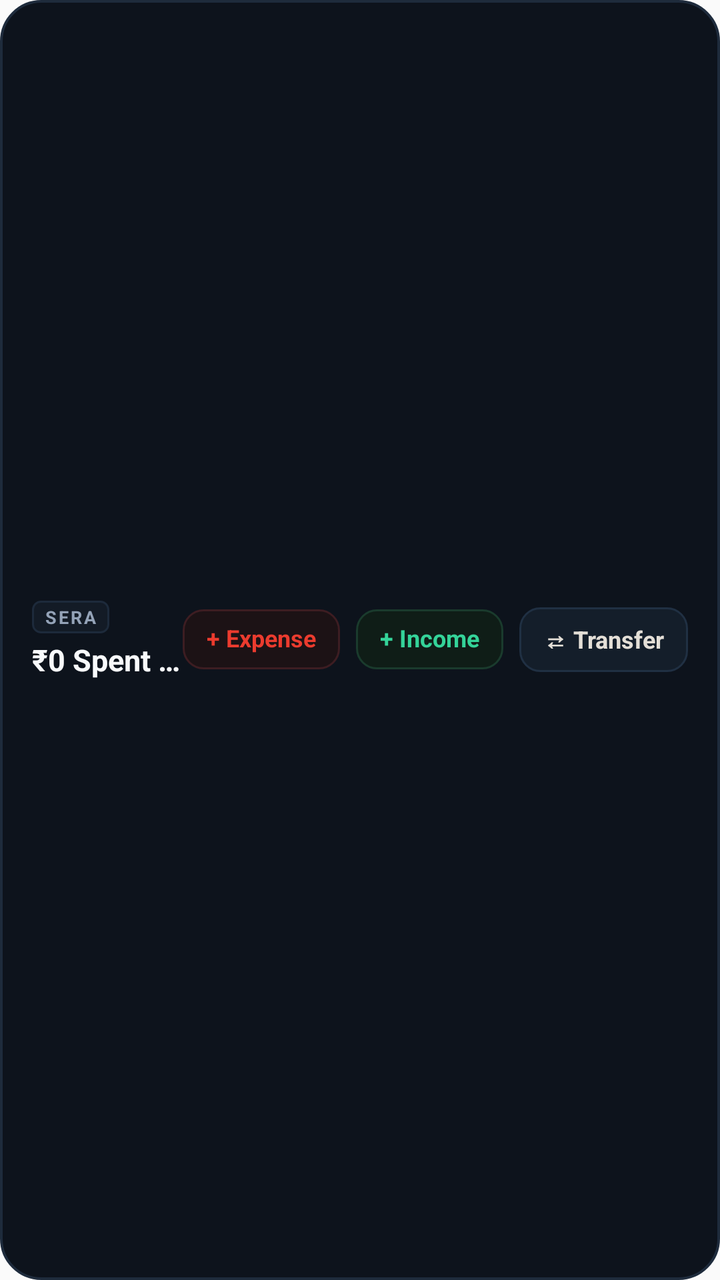
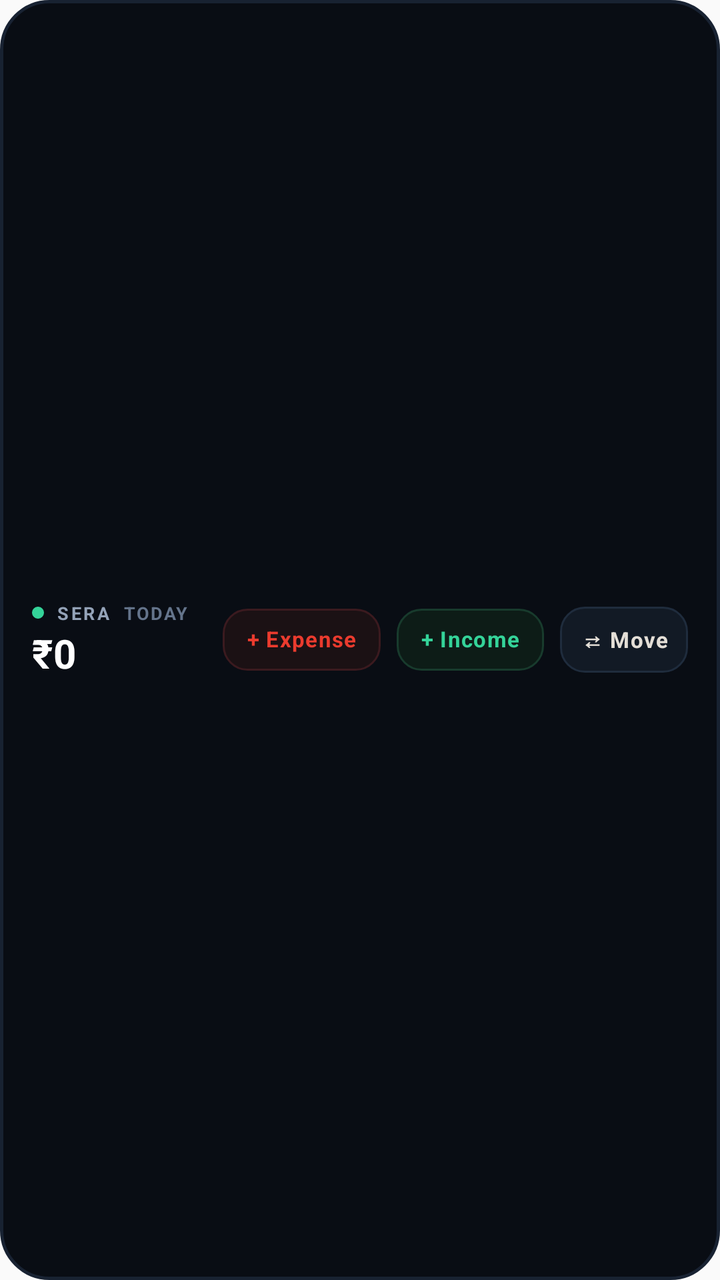

Before-and-after screenshots of an Android layout around one commit, followed by the original layout XML and the change that was made.
<!-- AndroidManifest.xml: application theme AppTheme -->
<!-- res/layout/sera_widget_quick_action.xml -->
<?xml version="1.0" encoding="utf-8"?>
<LinearLayout xmlns:android="http://schemas.android.com/apk/res/android"
    android:id="@+id/widget_quick_action_root"
    android:layout_width="match_parent"
    android:layout_height="match_parent"
    android:background="@drawable/widget_card_bg"
    android:gravity="center_vertical"
    android:orientation="horizontal"
    android:paddingStart="16dp"
    android:paddingTop="12dp"
    android:paddingEnd="16dp"
    android:paddingBottom="12dp">

    <LinearLayout
        android:layout_width="0dp"
        android:layout_height="wrap_content"
        android:layout_weight="1"
        android:gravity="center_vertical"
        android:orientation="vertical">

        <TextView
            android:id="@+id/widget_qa_brand"
            android:layout_width="wrap_content"
            android:layout_height="wrap_content"
            android:background="@drawable/widget_pill_badge_bg"
            android:letterSpacing="0.12"
            android:paddingStart="6dp"
            android:paddingTop="2dp"
            android:paddingEnd="6dp"
            android:paddingBottom="2dp"
            android:text="SERA"
            android:textColor="#94A3B8"
            android:textSize="9sp"
            android:textStyle="bold" />

        <TextView
            android:id="@+id/widget_qa_today_spent"
            android:layout_width="wrap_content"
            android:layout_height="wrap_content"
            android:layout_marginTop="5dp"
            android:ellipsize="end"
            android:includeFontPadding="false"
            android:maxLines="1"
            android:text="₹0 Spent Today"
            android:textColor="#F8FAFC"
            android:textSize="15sp"
            android:textStyle="bold" />
    </LinearLayout>

    <LinearLayout
        android:layout_width="wrap_content"
        android:layout_height="wrap_content"
        android:gravity="center_vertical"
        android:orientation="horizontal">

        <TextView
            android:id="@+id/btn_qa_expense"
            android:layout_width="wrap_content"
            android:layout_height="wrap_content"
            android:background="@drawable/widget_btn_expense_bg"
            android:gravity="center"
            android:includeFontPadding="false"
            android:maxLines="1"
            android:paddingStart="12dp"
            android:paddingTop="8dp"
            android:paddingEnd="12dp"
            android:paddingBottom="8dp"
            android:text="+ Expense"
            android:textColor="#EB3B2E"
            android:textSize="12sp"
            android:textStyle="bold" />

        <TextView
            android:id="@+id/btn_qa_income"
            android:layout_width="wrap_content"
            android:layout_height="wrap_content"
            android:layout_marginStart="8dp"
            android:background="@drawable/widget_btn_income_bg"
            android:gravity="center"
            android:includeFontPadding="false"
            android:maxLines="1"
            android:paddingStart="12dp"
            android:paddingTop="8dp"
            android:paddingEnd="12dp"
            android:paddingBottom="8dp"
            android:text="+ Income"
            android:textColor="#34D399"
            android:textSize="12sp"
            android:textStyle="bold" />

        <TextView
            android:id="@+id/btn_qa_transfer"
            android:layout_width="wrap_content"
            android:layout_height="wrap_content"
            android:layout_marginStart="8dp"
            android:background="@drawable/widget_btn_neutral_bg"
            android:gravity="center"
            android:includeFontPadding="false"
            android:maxLines="1"
            android:paddingStart="12dp"
            android:paddingTop="8dp"
            android:paddingEnd="12dp"
            android:paddingBottom="8dp"
            android:text="⇄ Transfer"
            android:textColor="#E4DFD7"
            android:textSize="12sp"
            android:textStyle="bold" />
    </LinearLayout>
</LinearLayout>
<!-- resources referenced by this layout -->
<resources>
  <!-- drawable widget_btn_expense_bg (drawable) -->
  <?xml version="1.0" encoding="utf-8"?>
  <shape xmlns:android="http://schemas.android.com/apk/res/android"
      android:shape="rectangle">
      <solid android:color="#1C1215" />
      <corners android:radius="10dp" />
      <stroke
          android:width="1dp"
          android:color="#3D1D22" />
  </shape>
  <!-- drawable widget_btn_income_bg (drawable) -->
  <?xml version="1.0" encoding="utf-8"?>
  <shape xmlns:android="http://schemas.android.com/apk/res/android"
      android:shape="rectangle">
      <solid android:color="#0F1D17" />
      <corners android:radius="10dp" />
      <stroke
          android:width="1dp"
          android:color="#1A3B2D" />
  </shape>
  <!-- drawable widget_btn_neutral_bg (drawable) -->
  <?xml version="1.0" encoding="utf-8"?>
  <shape xmlns:android="http://schemas.android.com/apk/res/android"
      android:shape="rectangle">
      <solid android:color="#141E2A" />
      <corners android:radius="10dp" />
      <stroke
          android:width="1dp"
          android:color="#203043" />
  </shape>
  <!-- drawable widget_card_bg (drawable) -->
  <?xml version="1.0" encoding="utf-8"?>
  <shape xmlns:android="http://schemas.android.com/apk/res/android"
      android:shape="rectangle">
      <solid android:color="#0D131C" />
      <corners android:radius="20dp" />
      <stroke
          android:width="1.2dp"
          android:color="#1E2B3C" />
  </shape>
  <!-- drawable widget_pill_badge_bg (drawable) -->
  <?xml version="1.0" encoding="utf-8"?>
  <shape xmlns:android="http://schemas.android.com/apk/res/android"
      android:shape="rectangle">
      <solid android:color="#131B26" />
      <corners android:radius="4dp" />
      <stroke
          android:width="1dp"
          android:color="#1D2A3B" />
  </shape>
  <style name="AppTheme" parent="Theme.AppCompat.DayNight.NoActionBar">
          
          <item name="android:editTextBackground">@drawable/rn_edit_text_material</item>
      </style>
  <!-- drawable rn_edit_text_material (drawable) -->
  <?xml version="1.0" encoding="utf-8"?>
  <inset xmlns:android="http://schemas.android.com/apk/res/android"
         android:insetLeft="@dimen/abc_edit_text_inset_horizontal_material"
         android:insetRight="@dimen/abc_edit_text_inset_horizontal_material"
         android:insetTop="@dimen/abc_edit_text_inset_top_material"
         android:insetBottom="@dimen/abc_edit_text_inset_bottom_material"
         >
  
      <selector>
          
          <item android:state_enabled="false" android:drawable="@drawable/abc_textfield_default_mtrl_alpha"/>
          <item android:drawable="@drawable/abc_textfield_activated_mtrl_alpha"/>
      </selector>
  
  </inset>
</resources>

<!-- the commit's change to res/layout/sera_widget_quick_action.xml (unified diff, before → after) -->
@@ -11,6 +11,7 @@
     android:paddingEnd="16dp"
     android:paddingBottom="12dp">
 
+    
     <LinearLayout
         android:layout_width="0dp"
         android:layout_height="wrap_content"
@@ -18,35 +19,55 @@
         android:gravity="center_vertical"
         android:orientation="vertical">
 
-        <TextView
-            android:id="@+id/widget_qa_brand"
+        <LinearLayout
             android:layout_width="wrap_content"
             android:layout_height="wrap_content"
-            android:background="@drawable/widget_pill_badge_bg"
-            android:letterSpacing="0.12"
-            android:paddingStart="6dp"
-            android:paddingTop="2dp"
-            android:paddingEnd="6dp"
-            android:paddingBottom="2dp"
-            android:text="SERA"
-            android:textColor="#94A3B8"
-            android:textSize="9sp"
-            android:textStyle="bold" />
+            android:gravity="center_vertical"
+            android:orientation="horizontal">
+
+            <ImageView
+                android:layout_width="6dp"
+                android:layout_height="6dp"
+                android:contentDescription="Live"
+                android:src="@drawable/widget_dot_live" />
+
+            <TextView
+                android:id="@+id/widget_qa_brand"
+                android:layout_width="wrap_content"
+                android:layout_height="wrap_content"
+                android:layout_marginStart="6dp"
+                android:letterSpacing="0.14"
+                android:text="SERA"
+                android:textColor="#94A3B8"
+                android:textSize="9sp"
+                android:textStyle="bold" />
+
+            <TextView
+                android:layout_width="wrap_content"
+                android:layout_height="wrap_content"
+                android:layout_marginStart="6dp"
+                android:letterSpacing="0.08"
+                android:text="TODAY"
+                android:textColor="#64748B"
+                android:textSize="9sp"
+                android:textStyle="bold" />
+        </LinearLayout>
 
         <TextView
             android:id="@+id/widget_qa_today_spent"
             android:layout_width="wrap_content"
             android:layout_height="wrap_content"
-            android:layout_marginTop="5dp"
+            android:layout_marginTop="3dp"
             android:ellipsize="end"
             android:includeFontPadding="false"
             android:maxLines="1"
-            android:text="₹0 Spent Today"
-            android:textColor="#F8FAFC"
-            android:textSize="15sp"
+            android:text="₹0"
+            android:textColor="#FFFFFF"
+            android:textSize="20sp"
             android:textStyle="bold" />
     </LinearLayout>
 
+    
     <LinearLayout
         android:layout_width="wrap_content"
         android:layout_height="wrap_content"
@@ -60,14 +81,15 @@
             android:background="@drawable/widget_btn_expense_bg"
             android:gravity="center"
             android:includeFontPadding="false"
+            android:letterSpacing="0.04"
             android:maxLines="1"
             android:paddingStart="12dp"
-            android:paddingTop="8dp"
+            android:paddingTop="9dp"
             android:paddingEnd="12dp"
-            android:paddingBottom="8dp"
+            android:paddingBottom="9dp"
             android:text="+ Expense"
             android:textColor="#EB3B2E"
-            android:textSize="12sp"
+            android:textSize="11sp"
             android:textStyle="bold" />
 
         <TextView
@@ -78,14 +100,15 @@
             android:background="@drawable/widget_btn_income_bg"
             android:gravity="center"
             android:includeFontPadding="false"
+            android:letterSpacing="0.04"
             android:maxLines="1"
             android:paddingStart="12dp"
-            android:paddingTop="8dp"
+            android:paddingTop="9dp"
             android:paddingEnd="12dp"
-            android:paddingBottom="8dp"
+            android:paddingBottom="9dp"
             android:text="+ Income"
             android:textColor="#34D399"
-            android:textSize="12sp"
+            android:textSize="11sp"
             android:textStyle="bold" />
 
         <TextView
@@ -96,14 +119,15 @@
             android:background="@drawable/widget_btn_neutral_bg"
             android:gravity="center"
             android:includeFontPadding="false"
+            android:letterSpacing="0.04"
             android:maxLines="1"
-            android:paddingStart="12dp"
-            android:paddingTop="8dp"
-            android:paddingEnd="12dp"
-            android:paddingBottom="8dp"
-            android:text="⇄ Transfer"
+            android:paddingStart="10dp"
+            android:paddingTop="9dp"
+            android:paddingEnd="10dp"
+            android:paddingBottom="9dp"
+            android:text="⇄ Move"
             android:textColor="#E4DFD7"
-            android:textSize="12sp"
+            android:textSize="11sp"
             android:textStyle="bold" />
     </LinearLayout>
 </LinearLayout>
<!-- resource entries referenced after the edit -->
@@ -4,51 +4,50 @@
   <?xml version="1.0" encoding="utf-8"?>
   <shape xmlns:android="http://schemas.android.com/apk/res/android"
       android:shape="rectangle">
-      <solid android:color="#1C1215" />
-      <corners android:radius="10dp" />
+      <solid android:color="#1B1114" />
+      <corners android:radius="12dp" />
       <stroke
           android:width="1dp"
-          android:color="#3D1D22" />
+          android:color="#3B1A1F" />
   </shape>
   <!-- drawable widget_btn_income_bg (drawable) -->
   <?xml version="1.0" encoding="utf-8"?>
   <shape xmlns:android="http://schemas.android.com/apk/res/android"
       android:shape="rectangle">
-      <solid android:color="#0F1D17" />
-      <corners android:radius="10dp" />
+      <solid android:color="#0D1C17" />
+      <corners android:radius="12dp" />
       <stroke
           android:width="1dp"
-          android:color="#1A3B2D" />
+          android:color="#183B2D" />
   </shape>
   <!-- drawable widget_btn_neutral_bg (drawable) -->
   <?xml version="1.0" encoding="utf-8"?>
   <shape xmlns:android="http://schemas.android.com/apk/res/android"
       android:shape="rectangle">
-      <solid android:color="#141E2A" />
-      <corners android:radius="10dp" />
+      <solid android:color="#121A25" />
+      <corners android:radius="12dp" />
       <stroke
           android:width="1dp"
-          android:color="#203043" />
+          android:color="#1F2C3D" />
   </shape>
   <!-- drawable widget_card_bg (drawable) -->
   <?xml version="1.0" encoding="utf-8"?>
   <shape xmlns:android="http://schemas.android.com/apk/res/android"
       android:shape="rectangle">
-      <solid android:color="#0D131C" />
-      <corners android:radius="20dp" />
+      <solid android:color="#090D14" />
+      <corners android:radius="24dp" />
       <stroke
-          android:width="1.2dp"
-          android:color="#1E2B3C" />
+          android:width="1.5dp"
+          android:color="#182232" />
   </shape>
-  <!-- drawable widget_pill_badge_bg (drawable) -->
+  <!-- drawable widget_dot_live (drawable) -->
   <?xml version="1.0" encoding="utf-8"?>
   <shape xmlns:android="http://schemas.android.com/apk/res/android"
-      android:shape="rectangle">
-      <solid android:color="#131B26" />
-      <corners android:radius="4dp" />
-      <stroke
-          android:width="1dp"
-          android:color="#1D2A3B" />
+      android:shape="oval">
+      <solid android:color="#34D399" />
+      <size
+          android:width="6dp"
+          android:height="6dp" />
   </shape>
   <style name="AppTheme" parent="Theme.AppCompat.DayNight.NoActionBar">
           
